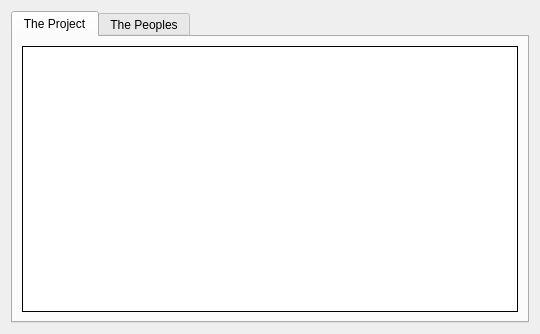
Before: the Qt Designer form src/about.ui in fontmatrix/fontmatrix, drawn with Qt 5.
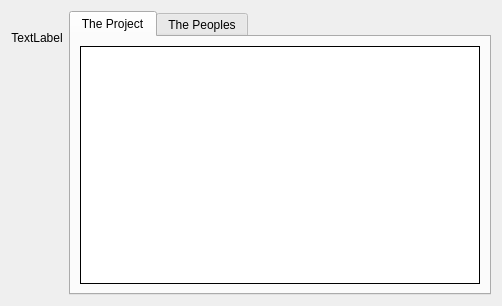
After: the same form once the commit is applied. Icons and pictures are not drawn.

Commit message: bug #10721 : Show version number in Help > About

```diff
--- a/src/about.ui
+++ b/src/about.ui
@@ -5,8 +5,8 @@
    <rect>
     <x>0</x>
     <y>0</y>
-    <width>540</width>
-    <height>334</height>
+    <width>502</width>
+    <height>306</height>
    </rect>
   </property>
   <property name="sizePolicy" >
@@ -23,6 +23,43 @@
   </property>
   <layout class="QGridLayout" >
    <item row="0" column="0" >
+    <layout class="QVBoxLayout" >
+     <item>
+      <widget class="QLabel" name="label" >
+       <property name="text" >
+        <string/>
+       </property>
+       <property name="pixmap" >
+        <pixmap resource="application.qrc" >:/fontmatrix_about.png</pixmap>
+       </property>
+      </widget>
+     </item>
+     <item>
+      <widget class="QLabel" name="versionStringLabel" >
+       <property name="text" >
+        <string>TextLabel</string>
+       </property>
+       <property name="alignment" >
+        <set>Qt::AlignCenter</set>
+       </property>
+      </widget>
+     </item>
+     <item>
+      <spacer>
+       <property name="orientation" >
+        <enum>Qt::Vertical</enum>
+       </property>
+       <property name="sizeHint" >
+        <size>
+         <width>20</width>
+         <height>40</height>
+        </size>
+       </property>
+      </spacer>
+     </item>
+    </layout>
+   </item>
+   <item row="0" column="1" >
     <widget class="QTabWidget" name="tabWidget" >
      <property name="currentIndex" >
       <number>0</number>
```
The commit also changes 2 other files.
